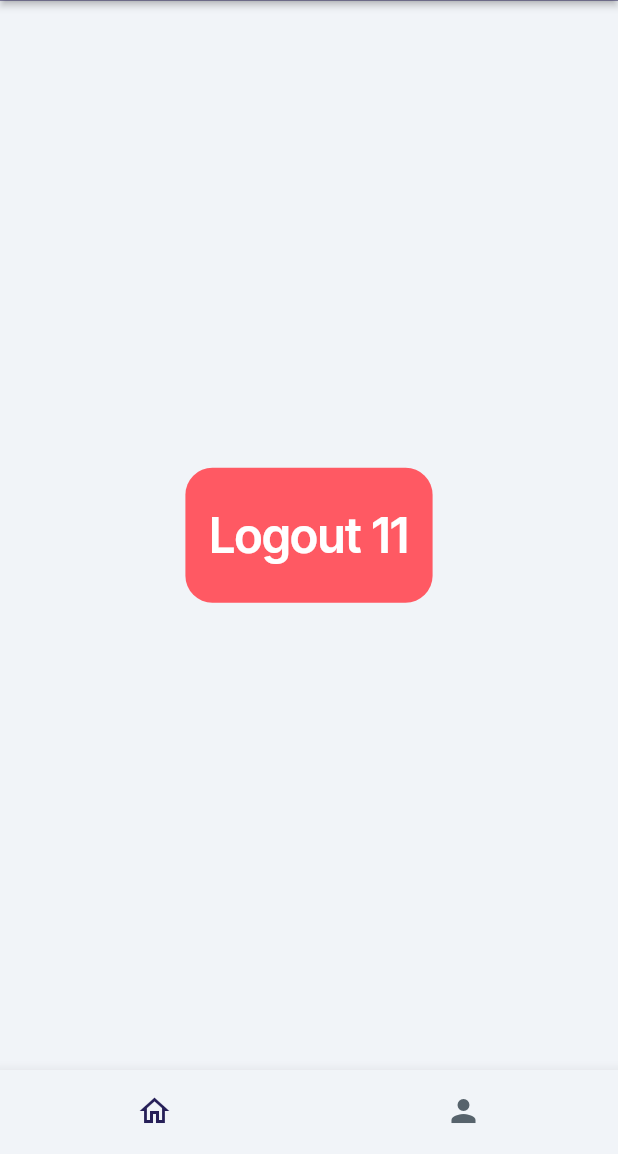
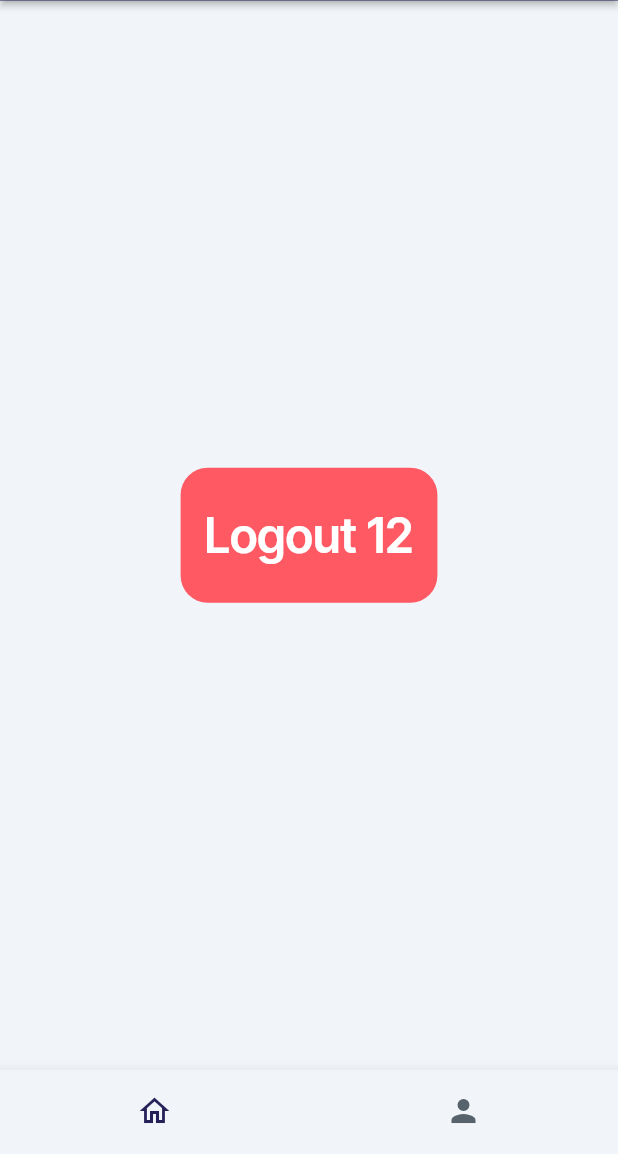
Before and after one commit to ffhr/FlutterFlowBenchmark, a Flutter app: the screen it shows once a user with an empty profile is signed in, on a phone screen of 412 x 824 dp, the part 82-1236 px from its top. Run offline on Flutter 3.47's test engine with Material 3 defaults, Android fonts, the phone set to English and light mode, and no system bars; drawn by our look-alikes of auto_size_text; our stand-ins replace firebase_auth, firebase_core, font_awesome_flutter, from_css_color, go_router, google_fonts and 6 more; missing offline and left inert: json_path; accounts and stored records are empty; statements that could not run were skipped.

Commit message:
Updating to latest FlutterFlow output.

```diff
--- a/lib/pages/home_page/home_page_widget.dart
+++ b/lib/pages/home_page/home_page_widget.dart
@@ -77,7 +77,7 @@ class _HomePageWidgetState extends State<HomePageWidget> {
 
                     context.goNamedAuth('LoginPage', context.mounted);
                   },
-                  text: 'Logout 11',
+                  text: 'Logout 12',
                   options: FFButtonOptions(
                     height: 90.0,
                     padding:
```
